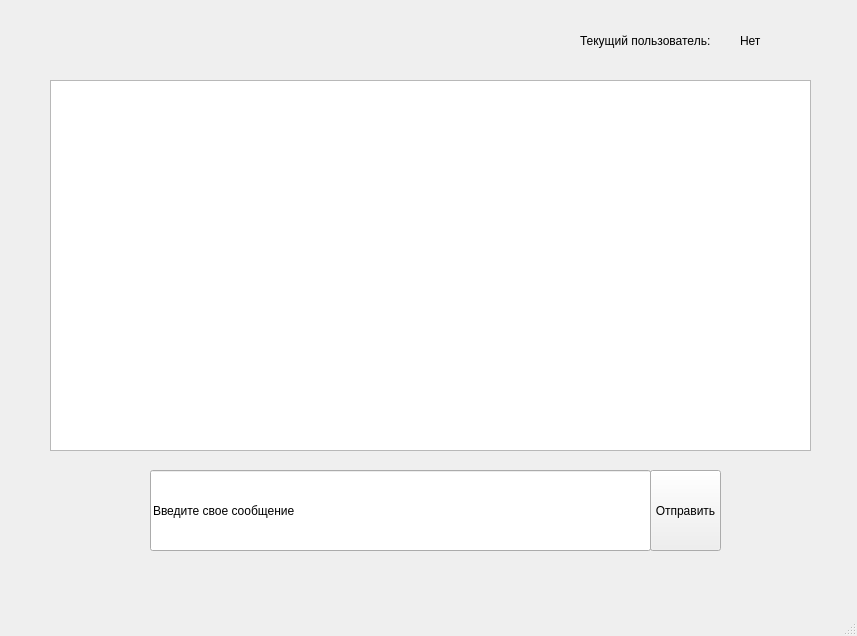
Before: the Qt Designer form mainwindow.ui in Harambl/Online-chat, drawn with Qt 5.
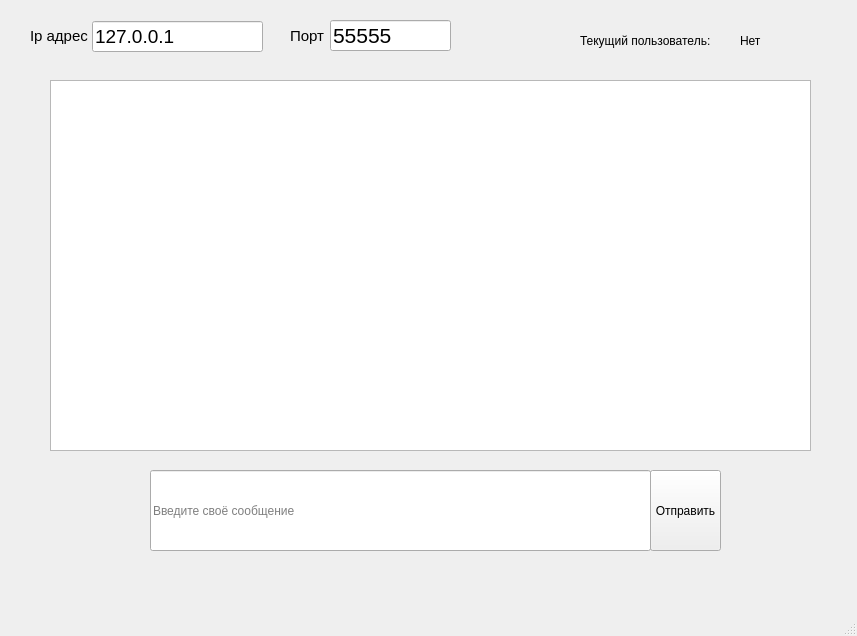
After: the same form once the commit is applied.

```diff
--- a/mainwindow.ui
+++ b/mainwindow.ui
@@ -72,8 +72,80 @@
       <height>81</height>
      </rect>
     </property>
-    <property name="inputMask">
-     <string>Введите свое сообщение</string>
+    <property name="placeholderText">
+     <string>Введите своё сообщение</string>
+    </property>
+   </widget>
+   <widget class="QLineEdit" name="lineEdit">
+    <property name="geometry">
+     <rect>
+      <x>92</x>
+      <y>21</y>
+      <width>171</width>
+      <height>31</height>
+     </rect>
+    </property>
+    <property name="font">
+     <font>
+      <pointsize>14</pointsize>
+     </font>
+    </property>
+    <property name="text">
+     <string>127.0.0.1</string>
+    </property>
+   </widget>
+   <widget class="QLineEdit" name="lineEdit_2">
+    <property name="geometry">
+     <rect>
+      <x>330</x>
+      <y>20</y>
+      <width>121</width>
+      <height>31</height>
+     </rect>
+    </property>
+    <property name="font">
+     <font>
+      <pointsize>16</pointsize>
+     </font>
+    </property>
+    <property name="text">
+     <string>55555</string>
+    </property>
+   </widget>
+   <widget class="QLabel" name="label">
+    <property name="geometry">
+     <rect>
+      <x>30</x>
+      <y>20</y>
+      <width>61</width>
+      <height>31</height>
+     </rect>
+    </property>
+    <property name="font">
+     <font>
+      <pointsize>11</pointsize>
+     </font>
+    </property>
+    <property name="text">
+     <string>Ip адрес</string>
+    </property>
+   </widget>
+   <widget class="QLabel" name="label_2">
+    <property name="geometry">
+     <rect>
+      <x>290</x>
+      <y>20</y>
+      <width>41</width>
+      <height>31</height>
+     </rect>
+    </property>
+    <property name="font">
+     <font>
+      <pointsize>11</pointsize>
+     </font>
+    </property>
+    <property name="text">
+     <string>Порт</string>
     </property>
    </widget>
   </widget>
```
Left out of the diff: 2 changed lines with no effect on the pictures.
